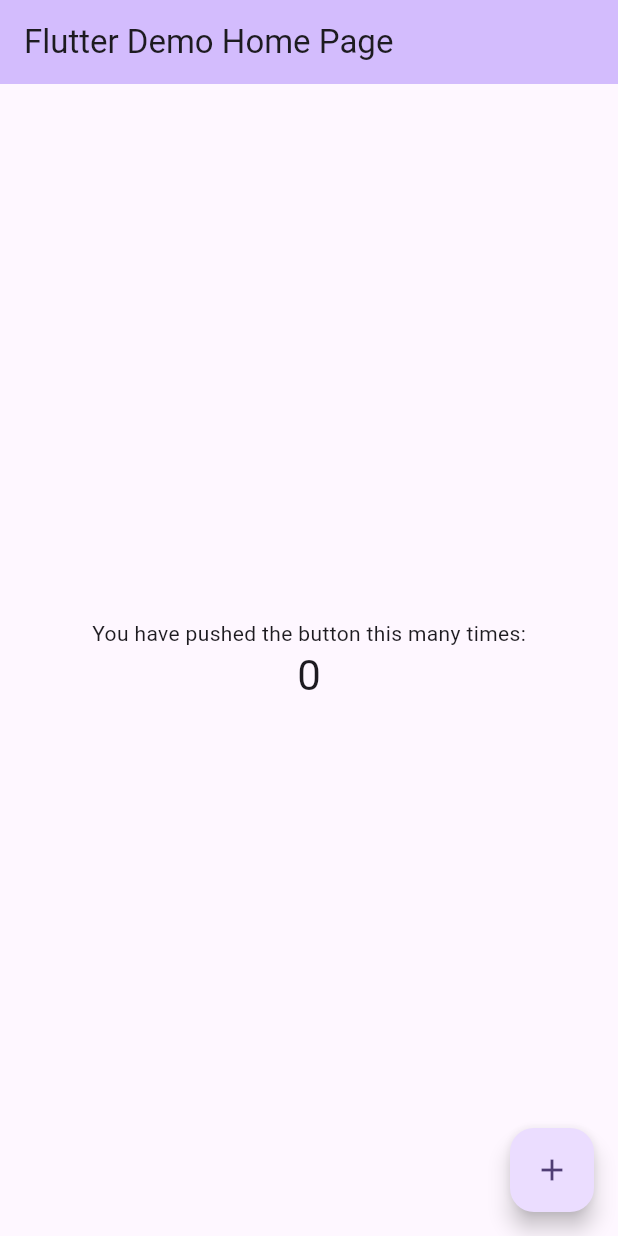
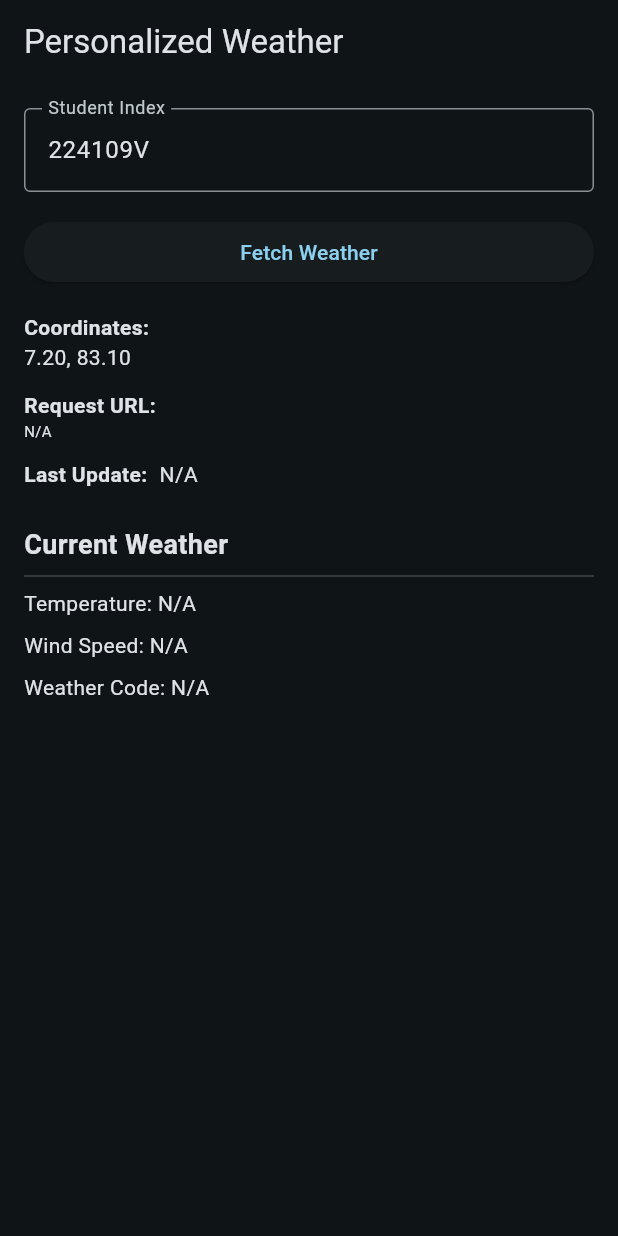
Before and after one commit to KovinthKrishna/Index-Weather, a Flutter app: the screen it shows after launch, on a phone screen of 412 x 824 dp. Run offline on Flutter 3.47's test engine with Material 3 defaults, Android fonts, the phone set to English and light mode, and no system bars; our stand-ins replace shared_preferences.

Commit message:
Implemented weather dashboard

```diff
--- a/lib/main.dart
+++ b/lib/main.dart
@@ -1,4 +1,5 @@
 import 'package:flutter/material.dart';
+import 'package:project_224109v/weather_dashboard.dart';
 
 void main() {
   runApp(const MyApp());
@@ -7,116 +8,19 @@ void main() {
 class MyApp extends StatelessWidget {
   const MyApp({super.key});
 
-  // This widget is the root of your application.
   @override
   Widget build(BuildContext context) {
     return MaterialApp(
-      title: 'Flutter Demo',
+      title: 'Personalized Weather',
       theme: ThemeData(
-        // This is the theme of your application.
-        //
-        // TRY THIS: Try running your application with "flutter run". You'll see
-        // the application has a purple toolbar. Then, without quitting the app,
-        // try changing the seedColor in the colorScheme below to Colors.green
-        // and then invoke "hot reload" (save your changes or press the "hot
-        // reload" button in a Flutter-supported IDE, or press "r" if you used
-        // the command line to start the app).
-        //
-        // Notice that the counter didn't reset back to zero; the application
-        // state is not lost during the reload. To reset the state, use hot
-        // restart instead.
-        //
-        // This works for code too, not just values: Most code changes can be
-        // tested with just a hot reload.
-        colorScheme: ColorScheme.fromSeed(seedColor: Colors.deepPurple),
+        brightness: Brightness.dark,
+        colorScheme: ColorScheme.fromSeed(
+          seedColor: Colors.blueGrey,
+          brightness: Brightness.dark,
+        ),
+        useMaterial3: true,
       ),
-      home: const MyHomePage(title: 'Flutter Demo Home Page'),
+      home: const WeatherDashboard(),
     );
   }
 }
-
-class MyHomePage extends StatefulWidget {
-  const MyHomePage({super.key, required this.title});
-
-  // This widget is the home page of your application. It is stateful, meaning
-  // that it has a State object (defined below) that contains fields that affect
-  // how it looks.
-
-  // This class is the configuration for the state. It holds the values (in this
-  // case the title) provided by the parent (in this case the App widget) and
-  // used by the build method of the State. Fields in a Widget subclass are
-  // always marked "final".
-
-  final String title;
-
-  @override
-  State<MyHomePage> createState() => _MyHomePageState();
-}
-
-class _MyHomePageState extends State<MyHomePage> {
-  int _counter = 0;
-
-  void _incrementCounter() {
-    setState(() {
-      // This call to setState tells the Flutter framework that something has
-      // changed in this State, which causes it to rerun the build method below
-      // so that the display can reflect the updated values. If we changed
-      // _counter without calling setState(), then the build method would not be
-      // called again, and so nothing would appear to happen.
-      _counter++;
-    });
-  }
-
-  @override
-  Widget build(BuildContext context) {
-    // This method is rerun every time setState is called, for instance as done
-    // by the _incrementCounter method above.
-    //
-    // The Flutter framework has been optimized to make rerunning build methods
-    // fast, so that you can just rebuild anything that needs updating rather
-    // than having to individually change instances of widgets.
-    return Scaffold(
-      appBar: AppBar(
-        // TRY THIS: Try changing the color here to a specific color (to
-        // Colors.amber, perhaps?) and trigger a hot reload to see the AppBar
-        // change color while the other colors stay the same.
-        backgroundColor: Theme.of(context).colorScheme.inversePrimary,
-        // Here we take the value from the MyHomePage object that was created by
-        // the App.build method, and use it to set our appbar title.
-        title: Text(widget.title),
-      ),
-      body: Center(
-        // Center is a layout widget. It takes a single child and positions it
-        // in the middle of the parent.
-        child: Column(
-          // Column is also a layout widget. It takes a list of children and
-          // arranges them vertically. By default, it sizes itself to fit its
-          // children horizontally, and tries to be as tall as its parent.
-          //
-          // Column has various properties to control how it sizes itself and
-          // how it positions its children. Here we use mainAxisAlignment to
-          // center the children vertically; the main axis here is the vertical
-          // axis because Columns are vertical (the cross axis would be
-          // horizontal).
-          //
-          // TRY THIS: Invoke "debug painting" (choose the "Toggle Debug Paint"
-          // action in the IDE, or press "p" in the console), to see the
-          // wireframe for each widget.
-          mainAxisAlignment: MainAxisAlignment.center,
-          children: <Widget>[
-            const Text('You have pushed the button this many times:'),
-            Text(
-              '$_counter',
-              style: Theme.of(context).textTheme.headlineMedium,
-            ),
-          ],
-        ),
-      ),
-      floatingActionButton: FloatingActionButton(
-        onPressed: _incrementCounter,
-        tooltip: 'Increment',
-        child: const Icon(Icons.add),
-      ), // This trailing comma makes auto-formatting nicer for build methods.
-    );
-  }
-}
--- /dev/null
+++ b/lib/weather_dashboard.dart
@@ -0,0 +1,229 @@
+import 'dart:convert';
+import 'package:flutter/material.dart';
+import 'package:intl/intl.dart';
+import 'package:project_224109v/weather_service.dart';
+import 'package:shared_preferences/shared_preferences.dart';
+
+class WeatherDashboard extends StatefulWidget {
+  const WeatherDashboard({super.key});
+
+  @override
+  State<WeatherDashboard> createState() => _WeatherDashboardState();
+}
+
+class _WeatherDashboardState extends State<WeatherDashboard> {
+  final _indexController = TextEditingController(text: '224109V');
+  final WeatherService _weatherService = WeatherService();
+
+  // State variables
+  bool _isLoading = false;
+  String? _errorMessage;
+  bool _isCached = false;
+
+  String? _latitude;
+  String? _longitude;
+  String? _requestUrl;
+  String? _lastUpdated;
+
+  Map<String, dynamic>? _weatherData;
+
+  static const String _weatherCacheKey = 'weather_data';
+
+  void _calculateCoordinates() {
+    final index = _indexController.text;
+    if (index.length >= 4) {
+      try {
+        final firstTwo = int.parse(index.substring(0, 2));
+        final nextTwo = int.parse(index.substring(2, 4));
+
+        final lat = 5 + (firstTwo / 10.0);
+        final lon = 79 + (nextTwo / 10.0);
+
+        setState(() {
+          _latitude = lat.toStringAsFixed(2);
+          _longitude = lon.toStringAsFixed(2);
+        });
+      } catch (e) {
+        setState(() {
+          _latitude = null;
+          _longitude = null;
+          _errorMessage =
+              'Invalid index format. Please use numbers for the first 4 characters.';
+        });
+      }
+    } else {
+      setState(() {
+        _latitude = null;
+        _longitude = null;
+        _errorMessage = 'Index must be at least 4 characters long.';
+      });
+    }
+  }
+
+  Future<void> _fetchWeather() async {
+    _calculateCoordinates();
+    if (_latitude == null || _longitude == null) {
+      return;
+    }
+
+    setState(() {
+      _isLoading = true;
+      _errorMessage = null;
+    });
+
+    try {
+      final data = await _weatherService.fetchWeather(_latitude!, _longitude!);
+      setState(() {
+        _weatherData = data;
+        _requestUrl = data['request_url'];
+        _lastUpdated = DateFormat('yyyy-MM-dd HH:mm:ss').format(DateTime.now());
+        _isCached = false;
+      });
+      await _saveWeatherToCache(data);
+    } catch (e) {
+      setState(() {
+        _errorMessage = "Failed to fetch live data: ${e.toString()}";
+      });
+    } finally {
+      setState(() {
+        _isLoading = false;
+      });
+    }
+  }
+
+  Future<void> _saveWeatherToCache(Map<String, dynamic> data) async {
+    final prefs = await SharedPreferences.getInstance();
+    final cacheData = {
+      'weather': data,
+      'lastUpdated': DateFormat('yyyy-MM-dd HH:mm:ss').format(DateTime.now()),
+      'requestUrl': data['request_url'],
+    };
+    await prefs.setString(_weatherCacheKey, jsonEncode(cacheData));
+  }
+
+  Future<void> _loadWeatherFromCache() async {
+    final prefs = await SharedPreferences.getInstance();
+    final cachedDataString = prefs.getString(_weatherCacheKey);
+    if (cachedDataString != null) {
+      final cachedData = jsonDecode(cachedDataString);
+      setState(() {
+        _weatherData = cachedData['weather'];
+        _lastUpdated = cachedData['lastUpdated'];
+        _requestUrl = cachedData['requestUrl'];
+        _isCached = true;
+      });
+    }
+  }
+
+  @override
+  void initState() {
+    super.initState();
+    _loadWeatherFromCache();
+    _indexController.addListener(_calculateCoordinates);
+    _calculateCoordinates(); // Initial calculation
+  }
+
+  @override
+  Widget build(BuildContext context) {
+    return Scaffold(
+      appBar: AppBar(title: const Text('Personalized Weather')),
+      body: Padding(
+        padding: const EdgeInsets.all(16.0),
+        child: SingleChildScrollView(
+          child: Column(
+            crossAxisAlignment: CrossAxisAlignment.stretch,
+            children: [
+              TextField(
+                controller: _indexController,
+                decoration: const InputDecoration(
+                  labelText: 'Student Index',
+                  border: OutlineInputBorder(),
+                ),
+              ),
+              const SizedBox(height: 16),
+              ElevatedButton(
+                onPressed: _isLoading ? null : _fetchWeather,
+                child: _isLoading
+                    ? const SizedBox(
+                        height: 20,
+                        width: 20,
+                        child: CircularProgressIndicator(strokeWidth: 2),
+                      )
+                    : const Text('Fetch Weather'),
+              ),
+              const SizedBox(height: 16),
+              if (_errorMessage != null) ...[
+                Text(
+                  _errorMessage!,
+                  style: TextStyle(color: Theme.of(context).colorScheme.error),
+                  textAlign: TextAlign.center,
+                ),
+                const SizedBox(height: 16),
+              ],
+              const Text(
+                'Coordinates:',
+                style: TextStyle(fontWeight: FontWeight.bold),
+              ),
+              Text(
+                _latitude != null && _longitude != null
+                    ? '$_latitude, $_longitude'
+                    : 'N/A',
+              ),
+              const SizedBox(height: 12),
+              const Text(
+                'Request URL:',
+                style: TextStyle(fontWeight: FontWeight.bold),
+              ),
+              Text(_requestUrl ?? 'N/A', style: const TextStyle(fontSize: 10)),
+              const SizedBox(height: 12),
+              Row(
+                children: [
+                  const Text(
+                    'Last Update:',
+                    style: TextStyle(fontWeight: FontWeight.bold),
+                  ),
+                  const SizedBox(width: 8),
+                  Text(_lastUpdated ?? 'N/A'),
+                  if (_isCached)
+                    const Text(
+                      ' (cached)',
+                      style: TextStyle(
+                        fontStyle: FontStyle.italic,
+                        color: Colors.grey,
+                      ),
+                    ),
+                ],
+              ),
+              const SizedBox(height: 24),
+              const Text(
+                'Current Weather',
+                style: TextStyle(fontSize: 18, fontWeight: FontWeight.bold),
+              ),
+              const Divider(),
+              if (_weatherData != null) ...[
+                Text('Temperature: ${_weatherData!['temperature']} °C'),
+                const SizedBox(height: 8),
+                Text('Wind Speed: ${_weatherData!['windspeed']} km/h'),
+                const SizedBox(height: 8),
+                Text('Weather Code: ${_weatherData!['weathercode']}'),
+              ] else ...[
+                const Text('Temperature: N/A'),
+                const SizedBox(height: 8),
+                const Text('Wind Speed: N/A'),
+                const SizedBox(height: 8),
+                const Text('Weather Code: N/A'),
+              ],
+            ],
+          ),
+        ),
+      ),
+    );
+  }
+
+  @override
+  void dispose() {
+    _indexController.removeListener(_calculateCoordinates);
+    _indexController.dispose();
+    super.dispose();
+  }
+}
--- /dev/null
+++ b/lib/weather_service.dart
@@ -0,0 +1,31 @@
+import 'dart:convert';
+import 'package:http/http.dart' as http;
+
+class WeatherService {
+  static const String _baseUrl = 'https://api.open-meteo.com/v1/forecast';
+
+  Future<Map<String, dynamic>> fetchWeather(
+    String latitude,
+    String longitude,
+  ) async {
+    final url =
+        '$_baseUrl?latitude=$latitude&longitude=$longitude&current_weather=true';
+    final response = await http.get(Uri.parse(url));
+
+    if (response.statusCode == 200) {
+      final data = jsonDecode(response.body);
+      if (data.containsKey('current_weather')) {
+        // Add the request URL to the data we return
+        final result = Map<String, dynamic>.from(data['current_weather']);
+        result['request_url'] = url;
+        return result;
+      } else {
+        throw Exception('Invalid data format from API.');
+      }
+    } else {
+      throw Exception(
+        'Failed to load weather data. Status code: ${response.statusCode}',
+      );
+    }
+  }
+}
--- a/pubspec.yaml
+++ b/pubspec.yaml
@@ -34,6 +34,9 @@ dependencies:
   # The following adds the Cupertino Icons font to your application.
   # Use with the CupertinoIcons class for iOS style icons.
   cupertino_icons: ^1.0.8
+  http: ^1.6.0
+  shared_preferences: ^2.5.3
+  intl: ^0.20.2
 
 dev_dependencies:
   flutter_test:
```
Also changed, not shown: pubspec.lock, 1 other file.
